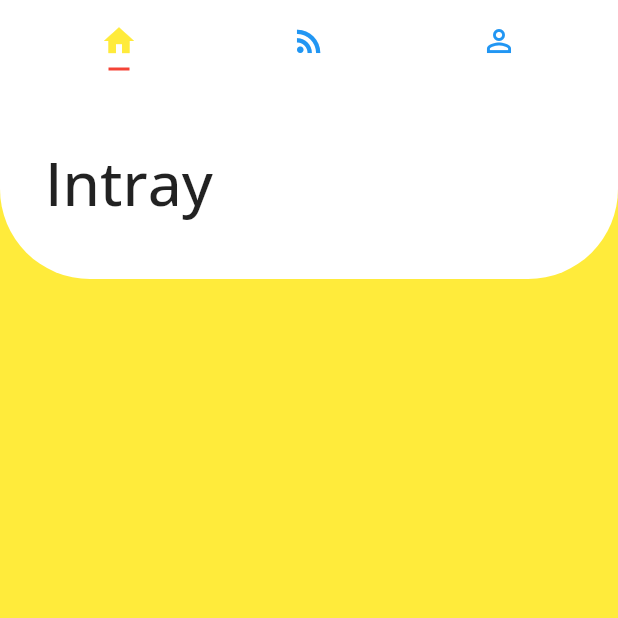
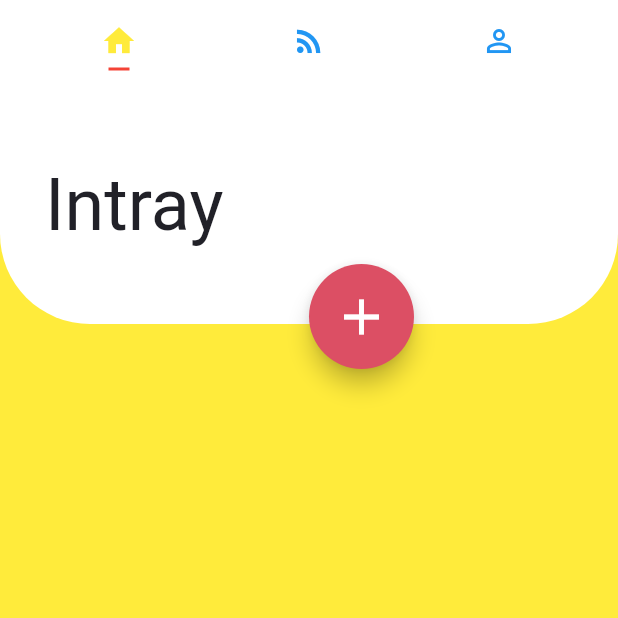
Before and after one commit to Neeraj029/todo-app-flutter, a Flutter app: the screen it shows after launch, on a phone screen of 412 x 824 dp, the top half of it. Run offline on Flutter 3.47's test engine with Material 2 defaults, Android fonts, the light colour scheme and no system bars; our stand-ins replace google_fonts; Roboto replaces fonts that are missing (Avenir).

Commit message:
solving MediaQuery error

```diff
--- a/lib/main.dart
+++ b/lib/main.dart
@@ -1,12 +1,18 @@
 import 'package:flutter/material.dart'; // Material package from Flutter
 import 'package:google_fonts/google_fonts.dart'; // Google fonts package for using fonts
+import 'models/constants.dart';
 
 void main() {
   runApp(MyApp());
 }
 
-class MyApp extends StatelessWidget {
+class MyApp extends StatefulWidget {
   // This widget is the root of your application.
+  @override
+  _MyAppState createState() => _MyAppState();
+}
+
+class _MyAppState extends State<MyApp> {
   @override
   Widget build(BuildContext context) {
     return MaterialApp(
@@ -29,7 +35,7 @@ class MyApp extends StatelessWidget {
                     ],
                   ),
                   Container(
-                      height: 130,
+                      height: 160,
                       decoration: BoxDecoration(
                           color: Colors.white,
                           borderRadius: BorderRadius.only(
@@ -42,13 +48,23 @@ class MyApp extends StatelessWidget {
                             padding: const EdgeInsets.only(left: 30),
                             child: Text(
                               'Intray',
-                              style: GoogleFonts.openSans(
-                                  fontSize: 40, fontWeight: FontWeight.w500),
+                              style: intrayTitleStyle,
                             ),
                           ),
-                          Container()
+                          Container(),
                         ],
-                      ))
+                      )),
+                  Container(
+                    height: 70,
+                    width: 70,
+                    margin: EdgeInsets.only(
+                        top: 120,
+                        left: MediaQuery.of(context).size.width * 0.5),
+                    child: FloatingActionButton(
+                        backgroundColor: redColor,
+                        child: Icon(Icons.add, size: 40),
+                        onPressed: () {}),
+                  )
                 ]),
                 appBar: AppBar(
                   elevation: 0,
--- /dev/null
+++ b/lib/models/constants.dart
@@ -0,0 +1,8 @@
+import 'package:flutter/material.dart';
+
+Color darkGreyColor = new Color(0xFF212128);
+Color lightBlueColor = new Color(0xFF8787A0);
+Color redColor = new Color(0xFFDC4F64);
+
+TextStyle intrayTitleStyle =
+    new TextStyle(fontFamily: 'Avenir', color: darkGreyColor, fontSize: 48);
```
Also changed, not shown: lib/components/intray.dart (deleted, +0 -49 lines).
